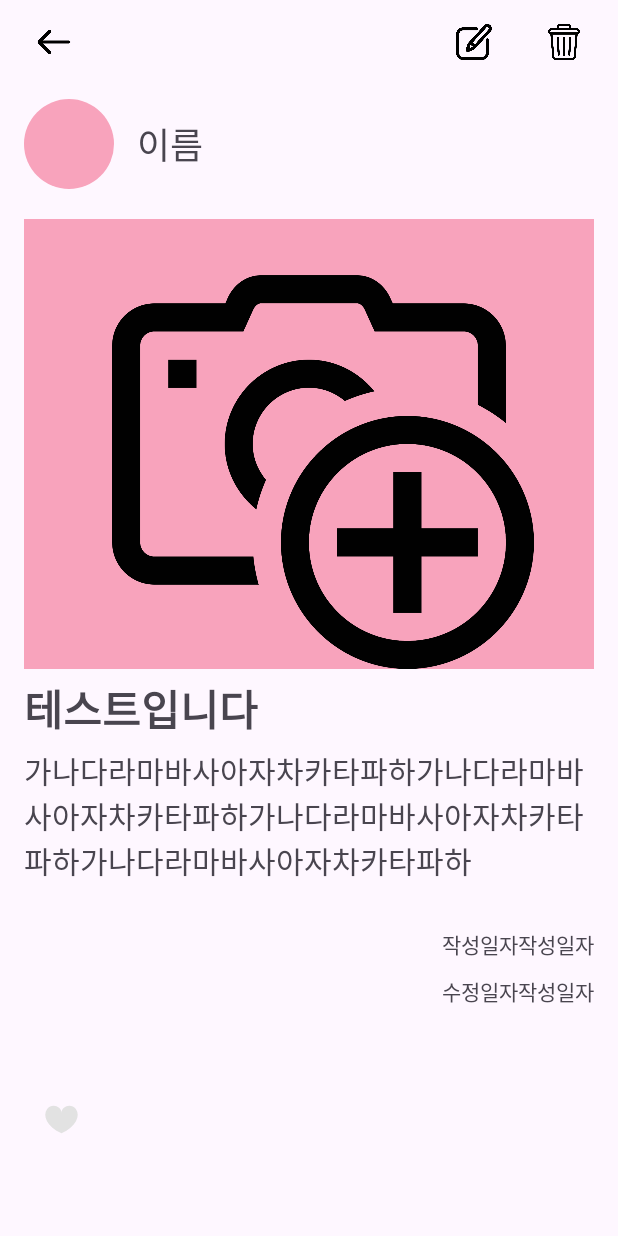
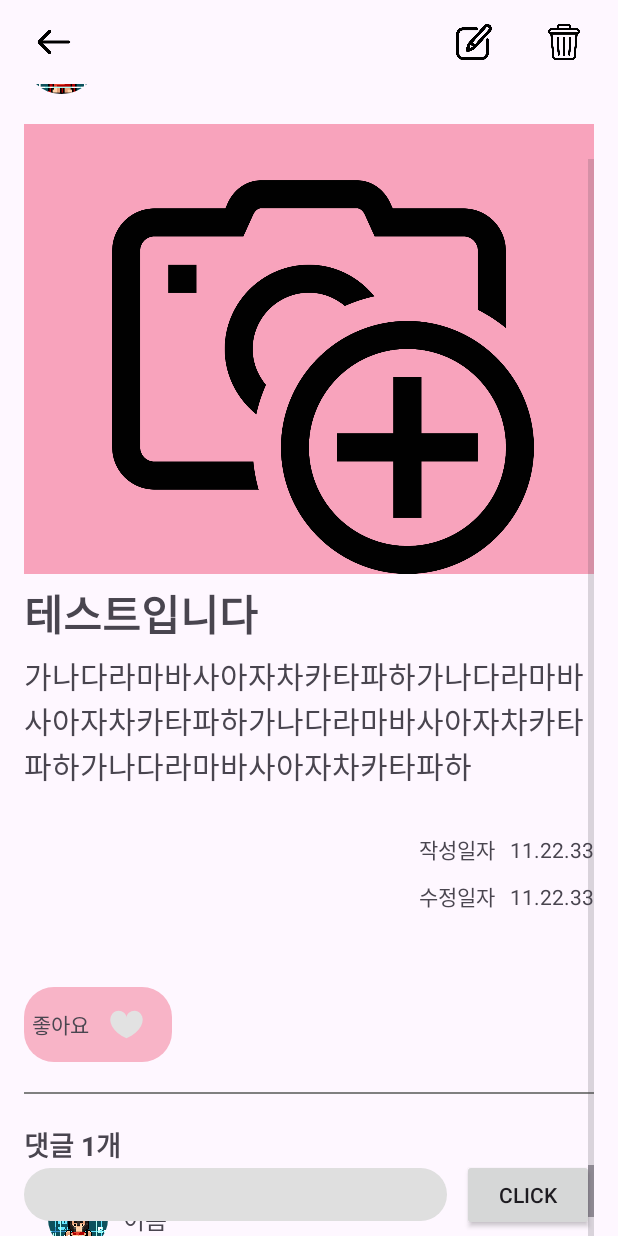
Before and after one commit to joye-seo/Sixtagram, an Android app: the layout activity_community_detail.xml on its own in the app's theme, with its tools: preview values and no code run, on a phone screen of 412 x 824 dp. Run offline under Robolectric (Android 15) with nearby library versions, the phone set to English and light mode, and no system bars.

Commit message:
[CONFLICT] 충돌해결

```diff
--- a/app/src/main/AndroidManifest.xml
+++ b/app/src/main/AndroidManifest.xml
@@ -26,12 +26,19 @@
             android:exported="false" />
         <activity
             android:name=".community.CommunityDetailActivity"
+            android:exported="true">
+            <intent-filter>
+                <action android:name="android.intent.action.MAIN" />
+
+                <category android:name="android.intent.category.LAUNCHER" />
+            </intent-filter>
+        </activity>
+        <activity
+            android:name=".community.CommunityActivity"
             android:exported="false" />
         <activity
-            android:name=".community.CommunityActivity"
-            android:exported="false" /> <!-- <activity -->
-        <!-- android:name=".calendar.CalendarActivity" -->
-        <!-- android:exported="false" /> -->
+            android:name=".calendar.CalendarActivity"
+            android:exported="false" />
         <activity
             android:name=".member.MemberModifyActivity"
             android:exported="false" />
@@ -40,21 +47,17 @@
             android:exported="false" />
         <activity
             android:name=".member.MemberActivity"
-            android:exported="false"></activity>
+            android:exported="false" />
+
         <activity
             android:name=".login.SignUpActivity"
             android:exported="false" />
+
         <activity android:name=".calendar.NotionTextEditActivity" />
 
         <activity
-            android:name=".calendar.CalendarActivity"
-            android:exported="true">
-            <intent-filter>
-                <action android:name="android.intent.action.MAIN" />
-
-                <category android:name="android.intent.category.LAUNCHER" />
-            </intent-filter>
-        </activity>
+            android:name=".login.LoginActivity"
+            android:exported="false" />
         <activity
             android:name=".SplashActivity"
             android:exported="false" />
--- /dev/null
+++ b/app/src/main/res/drawable/shape_comment_background.xml
@@ -0,0 +1,10 @@
+<?xml version="1.0" encoding="utf-8"?>
+<shape xmlns:android="http://schemas.android.com/apk/res/android"
+    android:shape="rectangle">
+    <solid android:color="@color/light_gray" />
+    <corners android:radius="50dp" />
+
+<!--    <stroke-->
+<!--        android:width="1dp"-->
+<!--        android:color="@color/pantone_red" />-->
+</shape>
--- /dev/null
+++ b/app/src/main/res/drawable/shape_comment_like_background.xml
@@ -0,0 +1,10 @@
+<?xml version="1.0" encoding="utf-8"?>
+<shape xmlns:android="http://schemas.android.com/apk/res/android"
+    android:shape="rectangle">
+    <solid android:color="#F8B4C7" />
+    <corners android:radius="20dp" />
+
+<!--    <stroke-->
+<!--        android:width="1dp"-->
+<!--        android:color="@color/pantone_red" />-->
+</shape>
--- a/app/src/main/res/layout/activity_community_detail.xml
+++ b/app/src/main/res/layout/activity_community_detail.xml
@@ -51,7 +51,8 @@
     <ScrollView
         android:layout_width="match_parent"
         android:layout_height="wrap_content"
-        app:layout_constraintTop_toBottomOf="@id/layout_app_bar">
+        app:layout_constraintTop_toBottomOf="@id/layout_app_bar"
+        tools:layout_editor_absoluteX="-8dp">
 
         <androidx.constraintlayout.widget.ConstraintLayout
             android:layout_width="match_parent"
@@ -59,12 +60,12 @@
 
             <de.hdodenhof.circleimageview.CircleImageView
                 android:id="@+id/iv_community_detail_profile"
-                android:layout_width="60dp"
-                android:layout_height="60dp"
+                android:layout_width="50dp"
+                android:layout_height="50dp"
                 android:layout_marginTop="10dp"
-                android:src="@color/pantone_189"
+                android:src="@drawable/ic_member_test"
                 app:layout_constraintStart_toStartOf="parent"
-                app:layout_constraintTop_toTopOf="parent"/>
+                app:layout_constraintTop_toTopOf="parent" />
 
             <androidx.appcompat.widget.AppCompatTextView
                 android:id="@+id/tv_community_detail_id"
@@ -112,6 +113,7 @@
                 android:layout_width="wrap_content"
                 android:layout_height="wrap_content"
                 android:layout_marginTop="30dp"
+                android:layout_marginEnd="10dp"
                 android:text="작성일자"
                 app:layout_constraintEnd_toStartOf="@id/tv_write_time"
                 app:layout_constraintTop_toBottomOf="@id/tv_community_detail_content" />
@@ -121,7 +123,7 @@
                 android:layout_width="wrap_content"
                 android:layout_height="wrap_content"
                 android:layout_marginStart="10dp"
-                android:text="작성일자"
+                android:text="11.22.33"
                 app:layout_constraintBottom_toBottomOf="@id/tv_write_title"
                 app:layout_constraintEnd_toEndOf="parent"
                 app:layout_constraintTop_toTopOf="@id/tv_write_title" />
@@ -131,6 +133,7 @@
                 android:layout_width="wrap_content"
                 android:layout_height="wrap_content"
                 android:layout_marginTop="10dp"
+                android:layout_marginEnd="10dp"
                 android:text="수정일자"
                 app:layout_constraintEnd_toStartOf="@id/tv_modify_time"
                 app:layout_constraintTop_toBottomOf="@id/tv_write_title" />
@@ -140,24 +143,91 @@
                 android:layout_width="wrap_content"
                 android:layout_height="wrap_content"
                 android:layout_marginStart="10dp"
-                android:text="작성일자"
+                android:text="11.22.33"
                 app:layout_constraintBottom_toBottomOf="@id/tv_modify_title"
                 app:layout_constraintEnd_toEndOf="parent"
-                app:layout_constraintStart_toEndOf=""
                 app:layout_constraintTop_toTopOf="@id/tv_modify_title" />
 
-            <com.airbnb.lottie.LottieAnimationView
-                android:id="@+id/lottie_heart"
-                android:layout_width="50dp"
-                android:layout_height="50dp"
+            <LinearLayout
+                android:id="@+id/layout_heart_click"
+                android:layout_width="wrap_content"
+                android:layout_height="wrap_content"
                 android:layout_marginTop="50dp"
+                android:background="@drawable/shape_comment_like_background"
+                android:gravity="center"
+                android:orientation="horizontal"
+                android:paddingHorizontal="5dp"
                 app:layout_constraintStart_toStartOf="parent"
-                app:layout_constraintTop_toBottomOf="@id/tv_modify_time"
-                app:lottie_rawRes="@raw/lottie_heart" />
+                app:layout_constraintTop_toBottomOf="@id/tv_modify_title">
+
+                <androidx.appcompat.widget.AppCompatTextView
+                    android:layout_width="wrap_content"
+                    android:layout_height="wrap_content"
+                    android:text="좋아요" />
+
+
+                <com.airbnb.lottie.LottieAnimationView
+                    android:id="@+id/lottie_heart"
+                    android:layout_width="50dp"
+                    android:layout_height="50dp"
+                    app:lottie_rawRes="@raw/lottie_heart" />
+
+
+            </LinearLayout>
+
+            <View
+                android:id="@+id/line"
+                android:layout_width="match_parent"
+                android:layout_height="1dp"
+                android:layout_marginTop="20dp"
+                android:background="@color/gray"
+                app:layout_constraintTop_toBottomOf="@id/layout_heart_click" />
+
+
+            <androidx.appcompat.widget.AppCompatTextView
+                android:id="@+id/tv_community_comment_title"
+                android:layout_width="wrap_content"
+                android:layout_height="wrap_content"
+                android:layout_marginTop="20dp"
+                android:text="댓글 1개"
+                android:textSize="18sp"
+                android:textStyle="bold"
+                app:layout_constraintStart_toStartOf="parent"
+                app:layout_constraintTop_toBottomOf="@id/line" />
+
+            <ListView
+                android:id="@+id/listview_comment"
+                android:layout_width="match_parent"
+                android:layout_height="wrap_content"
+                app:layout_constraintTop_toBottomOf="@id/tv_community_comment_title"
+                tools:listitem="@layout/item_community_comment" />
+
 
         </androidx.constraintlayout.widget.ConstraintLayout>
 
     </ScrollView>
 
+    <com.google.android.material.textfield.TextInputEditText
+        android:id="@+id/edt_comment"
+        android:layout_width="0dp"
+        android:layout_height="wrap_content"
+        android:layout_marginEnd="10dp"
+        android:layout_marginBottom="10dp"
+        android:background="@drawable/shape_comment_background"
+        android:padding="4dp"
+        android:textSize="20sp"
+        app:layout_constraintBottom_toBottomOf="parent"
+        app:layout_constraintEnd_toStartOf="@id/btn_click"
+        app:layout_constraintStart_toStartOf="parent" />
+
+    <androidx.appcompat.widget.AppCompatButton
+        android:id="@+id/btn_click"
+        android:layout_width="wrap_content"
+        android:layout_height="wrap_content"
+        android:text="click"
+        app:layout_constraintBottom_toBottomOf="@id/edt_comment"
+        app:layout_constraintEnd_toEndOf="parent"
+        app:layout_constraintTop_toTopOf="@id/edt_comment" />
+
 
 </androidx.constraintlayout.widget.ConstraintLayout>
--- /dev/null
+++ b/app/src/main/res/layout/item_community_comment.xml
@@ -0,0 +1,37 @@
+<?xml version="1.0" encoding="utf-8"?>
+<androidx.constraintlayout.widget.ConstraintLayout xmlns:android="http://schemas.android.com/apk/res/android"
+    xmlns:app="http://schemas.android.com/apk/res-auto"
+    android:layout_width="match_parent"
+    android:layout_height="match_parent"
+    android:padding="16dp">
+
+    <de.hdodenhof.circleimageview.CircleImageView
+        android:id="@+id/iv_community_comment_profile"
+        android:layout_width="40dp"
+        android:layout_height="40dp"
+        android:src="@drawable/ic_member_test"
+        app:layout_constraintStart_toStartOf="parent"
+        app:layout_constraintTop_toTopOf="parent" />
+
+    <androidx.appcompat.widget.AppCompatTextView
+        android:id="@+id/tv_community_comment_id"
+        android:layout_width="wrap_content"
+        android:layout_height="wrap_content"
+        android:layout_marginStart="10dp"
+        android:text="이름"
+        android:textSize="16sp"
+        app:layout_constraintBottom_toBottomOf="@id/iv_community_comment_profile"
+        app:layout_constraintStart_toEndOf="@id/iv_community_comment_profile"
+        app:layout_constraintTop_toTopOf="@id/iv_community_comment_profile" />
+
+    <androidx.appcompat.widget.AppCompatTextView
+        android:layout_width="0dp"
+        android:layout_height="wrap_content"
+        app:layout_constraintEnd_toEndOf="parent"
+        app:layout_constraintStart_toStartOf="@id/tv_community_comment_id"
+        app:layout_constraintTop_toBottomOf="@id/iv_community_comment_profile"
+        android:layout_marginTop="10dp"
+        android:text="댓글내용입니다수정할거예요,..ㅠㅠ"
+        />
+
+</androidx.constraintlayout.widget.ConstraintLayout>
--- a/app/src/main/res/values/colors.xml
+++ b/app/src/main/res/values/colors.xml
@@ -3,6 +3,7 @@
     <color name="black">#FF000000</color>
     <color name="white">#FFFFFFFF</color>
     <color name="gray">#808080</color>
+    <color name="light_gray">#DFDFDF</color>
     <color name="yellow">#ffd400</color>
     <color name="green">#228c22</color>
     <color name="pantone_189">#f8a3bc</color>
```
